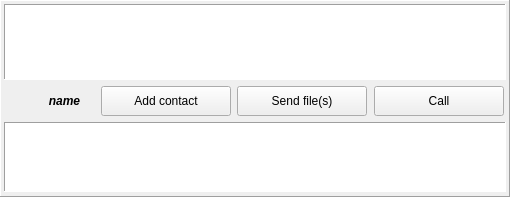
Old version of the form Homer/forms/Widgets/MessageWidget.ui in the repository Homer-Conferencing/Homer-Conferencing.
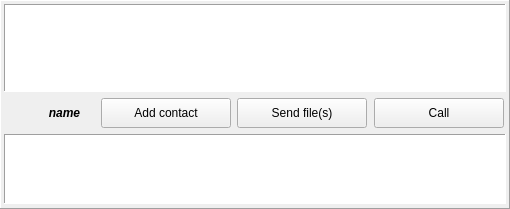
New version of the form. Icons and pictures are not drawn. Custom widgets are drawn as their Qt base class.

What changed in the file:
```diff
--- a/Homer/forms/Widgets/MessageWidget.ui
+++ b/Homer/forms/Widgets/MessageWidget.ui
@@ -7,7 +7,7 @@
     <x>0</x>
     <y>0</y>
     <width>510</width>
-    <height>197</height>
+    <height>209</height>
    </rect>
   </property>
   <property name="sizePolicy">
@@ -233,7 +233,7 @@
           </property>
           <property name="maximumSize">
            <size>
-            <width>130</width>
+            <width>16777215</width>
             <height>30</height>
            </size>
           </property>
@@ -268,7 +268,7 @@
           </property>
           <property name="maximumSize">
            <size>
-            <width>130</width>
+            <width>16777215</width>
             <height>30</height>
            </size>
           </property>
@@ -322,7 +322,7 @@
           </property>
           <property name="maximumSize">
            <size>
-            <width>130</width>
+            <width>16777215</width>
             <height>30</height>
            </size>
           </property>
```
